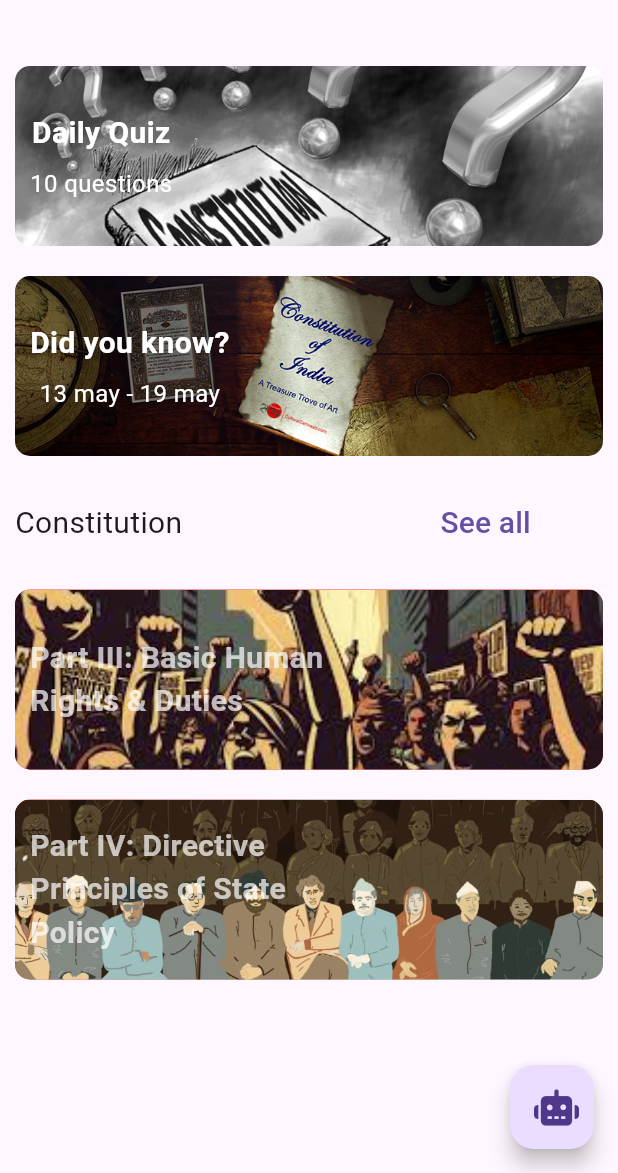
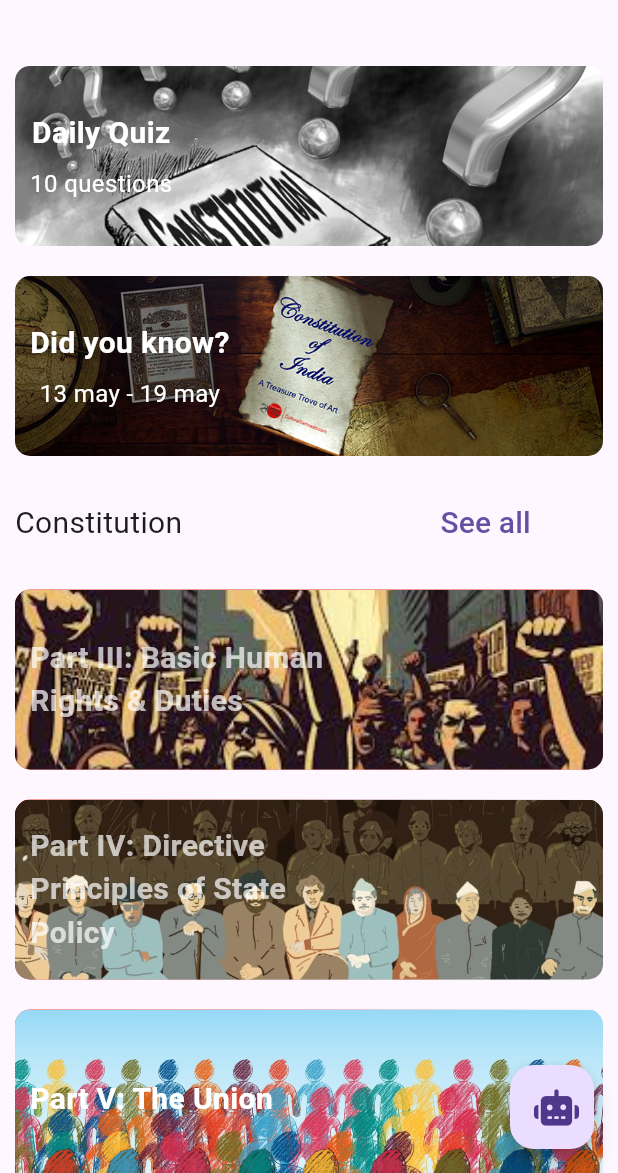
Before and after one commit to Sachinbgithub/vidhan, a Flutter app: the HomePage screen opened by its route, on a phone screen of 412 x 824 dp, the part 63-1236 px from its top. Run offline on Flutter 3.47's test engine with Material 3 defaults, Android fonts, the phone set to English and light mode, and no system bars; our stand-ins replace audioplayers, firebase_auth, firebase_core, font_awesome_flutter, youtube_player_flutter; accounts and stored records are empty.

Commit message:
part V added

```diff
--- a/lib/main.dart
+++ b/lib/main.dart
@@ -5,6 +5,8 @@ import 'package:firebase_core/firebase_core.dart';
 import 'package:vidhan/content/facts.dart';
 import 'package:vidhan/content/principles/part_3.dart';
 import 'package:vidhan/content/principles/part_3.dart';
+import 'package:vidhan/content/principles/part_5.dart';
+import 'package:vidhan/content/principles/see_all.dart';
 import 'package:vidhan/games/quize/screens/quiz_screen.dart';
 import 'package:vidhan/pages/homepage.dart';
 import 'package:vidhan/pages/settings_page.dart';
@@ -44,10 +46,11 @@ class MyApp extends StatelessWidget {
         '/home': (context) => const HomePage(),
         '/login': (context) => const LoginPage(),
         '/quize': (context) => const QuizScreen(),
+        '/seeall': (context) => const SeeAll(),
         '/part_4': (context) => DutiesAndPrinciplesPage(),
         '/facts': (context) => const Facts(),
         '/part_3': (context) => RightsPage(),
-        // '/profile': (context) => const ProfilePage(),
+        '/part_5': (context) =>  UnionPage(),
         '/settings': (context) => SettingsPage(),
         '/nav': (context) => const BottomNav(),
       },
--- a/lib/pages/homepage.dart
+++ b/lib/pages/homepage.dart
@@ -292,13 +292,9 @@ class _HomePageState extends State<HomePage> {
                       child: TextButton(
                           onPressed: () {
                             Navigator.push(
-                              context,
-                              MaterialPageRoute(
-                                builder: (context) => YoutubeVideoPlayer(
-                                    videoId:
-                                        'ogfo2cM-ZeU'), // Replace with your video ID
-                              ),
-                            );
+                                context,
+                                Navigator.pushNamed(context, '/seeall')
+                                as Route<Object?>);
                           },
                           child: Text(
                             "See all",
@@ -408,6 +404,55 @@ class _HomePageState extends State<HomePage> {
                       ),
                     ),
                   ),
+                ), Padding(
+                  padding:
+                      const EdgeInsets.symmetric(horizontal: 10, vertical: 10),
+                  child: GestureDetector(
+                    onTap: () {
+                      Navigator.push(
+                          context,
+                          Navigator.pushNamed(context, '/part_4')
+                              as Route<Object?>);
+                    },
+                    child: Container(
+                      decoration: BoxDecoration(
+                        image: const DecorationImage(
+                        filterQuality: FilterQuality.medium ,
+                        image: AssetImage('assets/crowd.jpg'),
+                        fit: BoxFit.cover,
+                      ),
+                        // color: Colors.red,
+                        gradient: const LinearGradient(colors: [Colors.red, Colors.transparent]),
+                        borderRadius: BorderRadius.circular(10),
+
+                      ),
+                      child: Padding(
+                        padding: const EdgeInsets.symmetric(
+                            horizontal: 10, vertical: 10),
+                        child: Container(
+                          alignment: Alignment.centerLeft,
+                          width: double.infinity,
+                          height: 100,
+                          child: Column(
+                            mainAxisAlignment: MainAxisAlignment.center,
+                            children: [
+                              Container(
+                                width: 200,
+                                child: Text(
+                                  "Part V: The Union",
+                                  style: TextStyle(
+                                    color: Colors.white,
+                                    fontWeight: FontWeight.bold,
+                                    fontSize: 20,
+                                  ),
+                                ),
+                              ),
+                            ],
+                          ),
+                        ),
+                      ),
+                    ),
+                  ),
                 ),
               ],
             ),
```
Also changed, not shown: lib/content/principles/part_5.dart (added, +134 -0 lines), lib/content/principles/see_all.dart (+171 -0 lines), assets/crowd.jpg (added).
